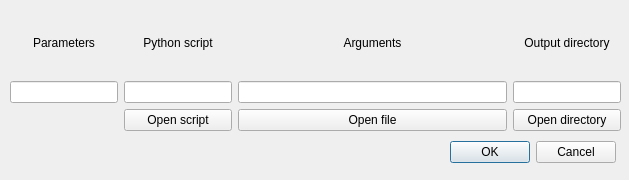
HDominguezD/TFG, file core/ReadPythonPlugin/pythonscriptswindow.ui: the form before one commit.
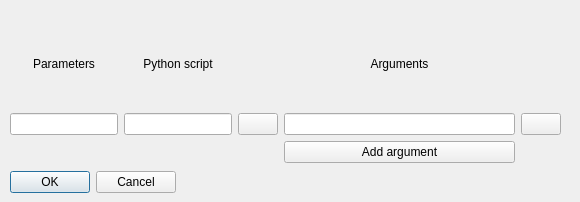
The form after the commit.

What changed in the file:
```diff
--- a/core/ReadPythonPlugin/pythonscriptswindow.ui
+++ b/core/ReadPythonPlugin/pythonscriptswindow.ui
@@ -6,38 +6,34 @@
    <rect>
     <x>0</x>
     <y>0</y>
-    <width>629</width>
-    <height>180</height>
+    <width>580</width>
+    <height>202</height>
    </rect>
   </property>
+  <property name="sizePolicy">
+   <sizepolicy hsizetype="MinimumExpanding" vsizetype="MinimumExpanding">
+    <horstretch>0</horstretch>
+    <verstretch>0</verstretch>
+   </sizepolicy>
+  </property>
   <property name="windowTitle">
    <string>Execute Python Script</string>
   </property>
   <widget class="QWidget" name="centralwidget">
-   <widget class="QDialogButtonBox" name="CancelOkbuttonBox">
-    <property name="geometry">
-     <rect>
-      <x>450</x>
-      <y>140</y>
-      <width>166</width>
-      <height>25</height>
-     </rect>
-    </property>
-    <property name="standardButtons">
-     <set>QDialogButtonBox::Cancel|QDialogButtonBox::Ok</set>
-    </property>
-   </widget>
    <widget class="QWidget" name="gridLayoutWidget">
     <property name="geometry">
      <rect>
       <x>10</x>
-      <y>10</y>
-      <width>611</width>
-      <height>121</height>
+      <y>20</y>
+      <width>551</width>
+      <height>143</height>
      </rect>
     </property>
-    <layout class="QGridLayout" name="gridLayout_2">
-     <item row="1" column="1">
+    <layout class="QGridLayout" name="gridLayout">
+     <property name="sizeConstraint">
+      <enum>QLayout::SetMinimumSize</enum>
+     </property>
+     <item row="2" column="1">
       <widget class="QLineEdit" name="scriptLineEdit">
        <property name="sizePolicy">
         <sizepolicy hsizetype="Fixed" vsizetype="Fixed">
@@ -57,34 +53,14 @@
        </property>
       </widget>
      </item>
-     <item row="0" column="3">
-      <widget class="QLabel" name="outputLabel">
+     <item row="2" column="4">
+      <widget class="QPushButton" name="openFileButton">
        <property name="text">
-        <string>Output directory</string>
+        <string/>
        </property>
-       <property name="alignment">
-        <set>Qt::AlignCenter</set>
-       </property>
       </widget>
      </item>
-     <item row="1" column="3">
-      <widget class="QLineEdit" name="outputLineEdit">
-       <property name="sizePolicy">
-        <sizepolicy hsizetype="Fixed" vsizetype="Fixed">
-         <horstretch>0</horstretch>
-         <verstretch>0</verstretch>
-        </sizepolicy>
-       </property>
-      </widget>
-     </item>
-     <item row="2" column="3">
-      <widget class="QPushButton" name="openDirectoryButton">
-       <property name="text">
-        <string>Open directory</string>
-       </property>
-      </widget>
-     </item>
-     <item row="1" column="0">
+     <item row="2" column="0">
       <widget class="QLineEdit" name="parametersLineEdit">
        <property name="sizePolicy">
         <sizepolicy hsizetype="Fixed" vsizetype="Fixed">
@@ -94,10 +70,20 @@
        </property>
       </widget>
      </item>
-     <item row="2" column="1">
+     <item row="2" column="2">
       <widget class="QPushButton" name="openScriptButton">
        <property name="text">
-        <string>Open script</string>
+        <string/>
+       </property>
+      </widget>
+     </item>
+     <item row="0" column="3">
+      <widget class="QLabel" name="argumentsLabel">
+       <property name="text">
+        <string>Arguments</string>
+       </property>
+       <property name="alignment">
+        <set>Qt::AlignCenter</set>
        </property>
       </widget>
      </item>
@@ -111,28 +97,37 @@
        </property>
       </widget>
      </item>
-     <item row="0" column="2">
-      <widget class="QLabel" name="argumentsLabel">
-       <property name="text">
-        <string>Arguments</string>
-       </property>
-       <property name="alignment">
-        <set>Qt::AlignCenter</set>
-       </property>
-      </widget>
-     </item>
-     <item row="1" column="2">
+     <item row="2" column="3">
       <widget class="QLineEdit" name="argumentsLineEdit"/>
      </item>
-     <item row="2" column="2">
-      <widget class="QPushButton" name="openFileButton">
+     <item row="3" column="3">
+      <widget class="QPushButton" name="addArgumentButton">
        <property name="text">
-        <string>Open file</string>
+        <string>Add argument</string>
        </property>
       </widget>
      </item>
     </layout>
    </widget>
+   <widget class="QDialogButtonBox" name="CancelOkbuttonBox">
+    <property name="geometry">
+     <rect>
+      <x>10</x>
+      <y>170</y>
+      <width>166</width>
+      <height>25</height>
+     </rect>
+    </property>
+    <property name="orientation">
+     <enum>Qt::Horizontal</enum>
+    </property>
+    <property name="standardButtons">
+     <set>QDialogButtonBox::Cancel|QDialogButtonBox::Ok</set>
+    </property>
+    <property name="centerButtons">
+     <bool>true</bool>
+    </property>
+   </widget>
   </widget>
  </widget>
  <resources/>
```
